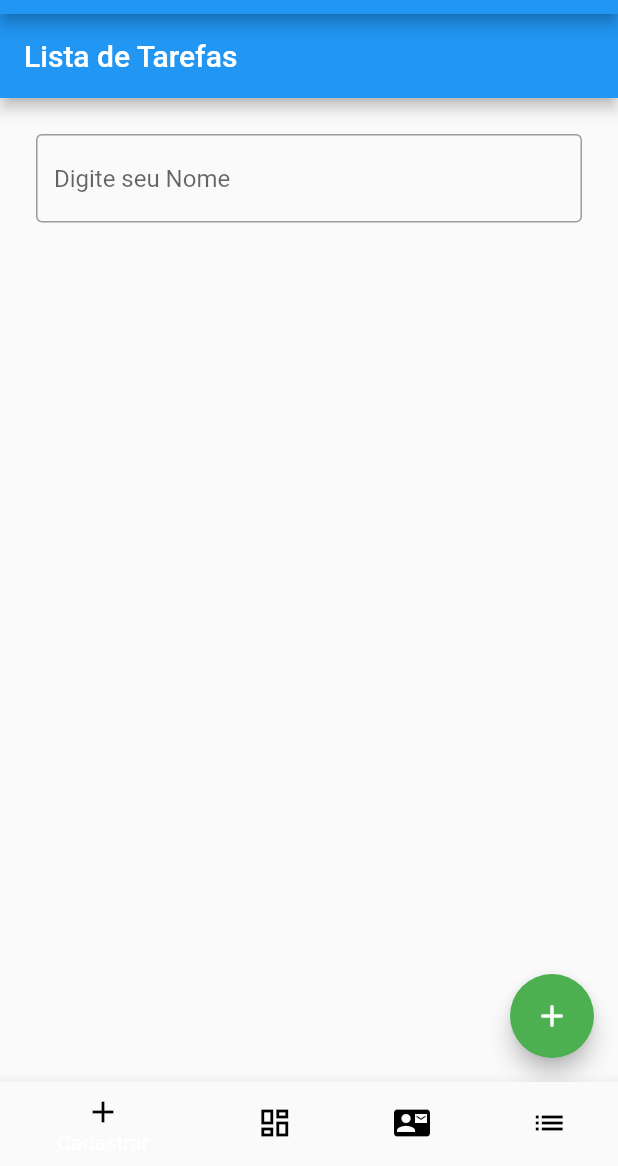
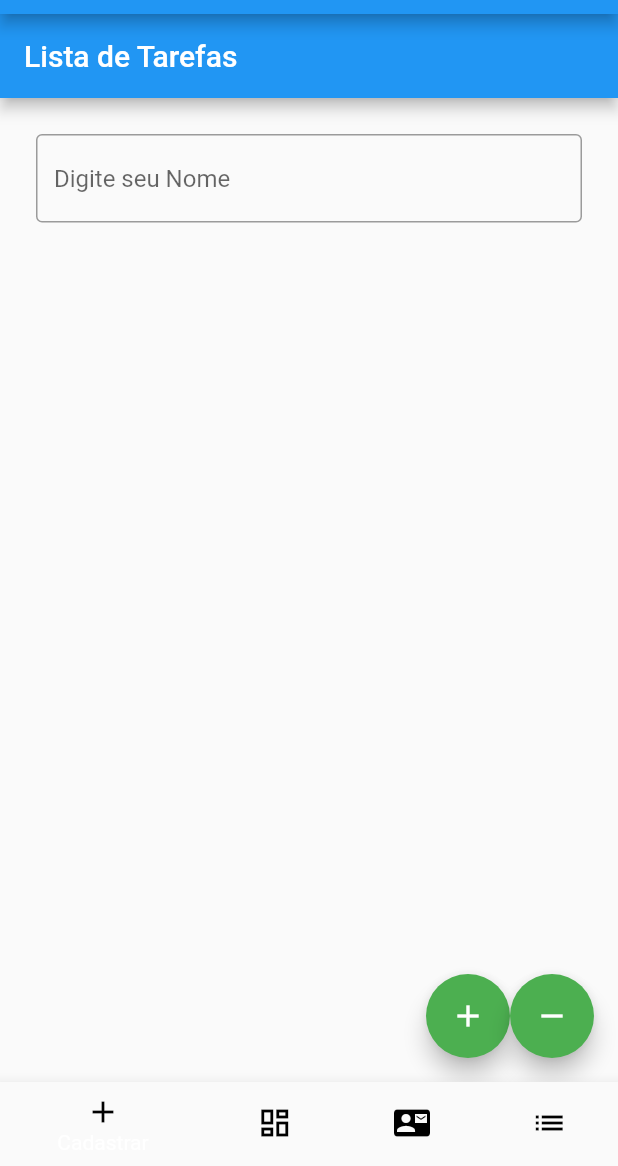
Before and after one commit to lucasrafaeldesouza/CursoFlutter, a Flutter app: the screen it shows after launch, swiped to page 4, on a phone screen of 412 x 824 dp, the part 70-1236 px from its top. Run offline on Flutter 3.47's test engine with Material 2 defaults, Android fonts, the phone set to English and light mode, and no system bars.

Commit message:
atualizando projeto

```diff
--- a/lib/pages/PageViews/todo_list_page.dart
+++ b/lib/pages/PageViews/todo_list_page.dart
@@ -33,17 +33,29 @@ class _TodoListPageState extends State<TodoListPage> {
             ),
             Container(
               height: 400,
-              child: ListView.builder(
+              child: ListView.separated(
+                separatorBuilder: (context, index) => Divider(),
                 itemCount: tarefas.length,
                 itemBuilder: (context, index) {
-                  return Text(tarefas[index]);
+                  return ListTile(
+                    title: Text(tarefas[index]),
+                    onLongPress: () {
+                      setState(() {
+                        tarefas.removeAt(index);
+                      });
+                    },
+                  );
                 },
               ),
             ),
           ],
         ),
       ),
-      floatingActionButton: FloatingActionButton(
+      floatingActionButton: Row(
+        crossAxisAlignment: CrossAxisAlignment.end,
+        mainAxisAlignment: MainAxisAlignment.end,
+        children: [
+          FloatingActionButton(
             backgroundColor: Colors.green,
             onPressed: () {
               if (_textEditingController.text.length > 0) {
@@ -55,6 +67,18 @@ class _TodoListPageState extends State<TodoListPage> {
             },
             child: Icon(Icons.add),
           ),
+          FloatingActionButton(
+            backgroundColor: Colors.green,
+            onPressed: () {
+              setState(() {
+                tarefas = [];
+              });
+              _textEditingController.clear();
+            },
+            child: Icon(Icons.remove),
+          ),
+        ],
+      ),
     );
   }
 }
```
Also changed, not shown: 2 other files. Lines whose indentation alone changed are shown as unchanged.
